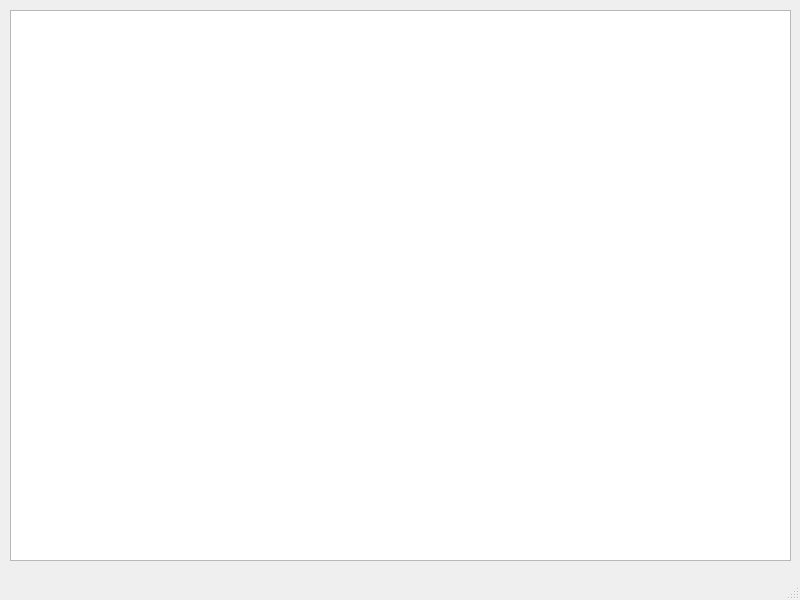
Qt form main.ui (Marlesss/coffeeBook) before a commit.
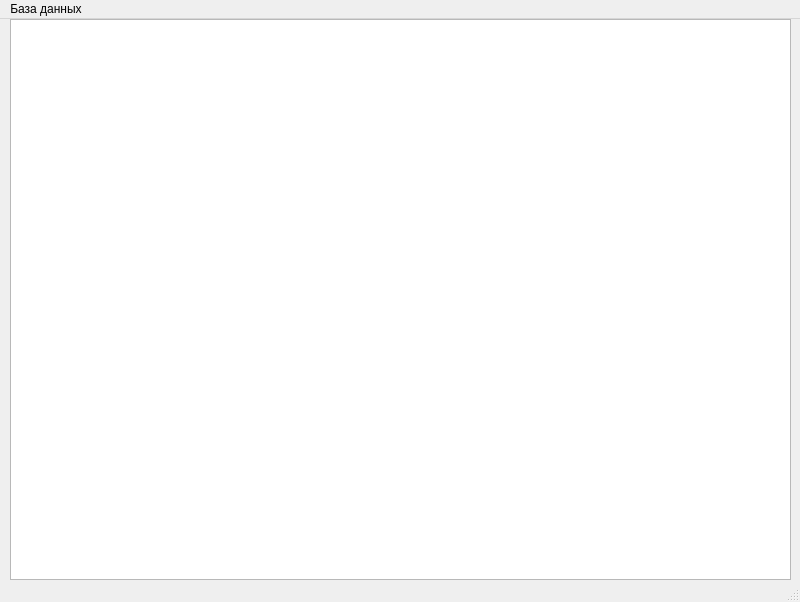
The same form after that commit.

Patch:
```diff
--- a/main.ui
+++ b/main.ui
@@ -7,7 +7,7 @@
     <x>0</x>
     <y>0</y>
     <width>800</width>
-    <height>600</height>
+    <height>602</height>
    </rect>
   </property>
   <property name="windowTitle">
@@ -18,11 +18,20 @@
     <property name="geometry">
      <rect>
       <x>10</x>
-      <y>10</y>
+      <y>0</y>
       <width>781</width>
-      <height>551</height>
+      <height>561</height>
      </rect>
     </property>
+    <property name="editTriggers">
+     <set>QAbstractItemView::NoEditTriggers</set>
+    </property>
+    <attribute name="horizontalHeaderVisible">
+     <bool>true</bool>
+    </attribute>
+    <attribute name="verticalHeaderVisible">
+     <bool>false</bool>
+    </attribute>
    </widget>
   </widget>
   <widget class="QMenuBar" name="menubar">
@@ -34,6 +43,13 @@
      <height>21</height>
     </rect>
    </property>
+   <widget class="QMenu" name="menuadd">
+    <property name="title">
+     <string>База данных</string>
+    </property>
+    <addaction name="add_action"/>
+   </widget>
+   <addaction name="menuadd"/>
   </widget>
   <widget class="QStatusBar" name="statusbar"/>
  </widget>
```
Left out of the diff: 5 changed lines with no effect on the pictures.
